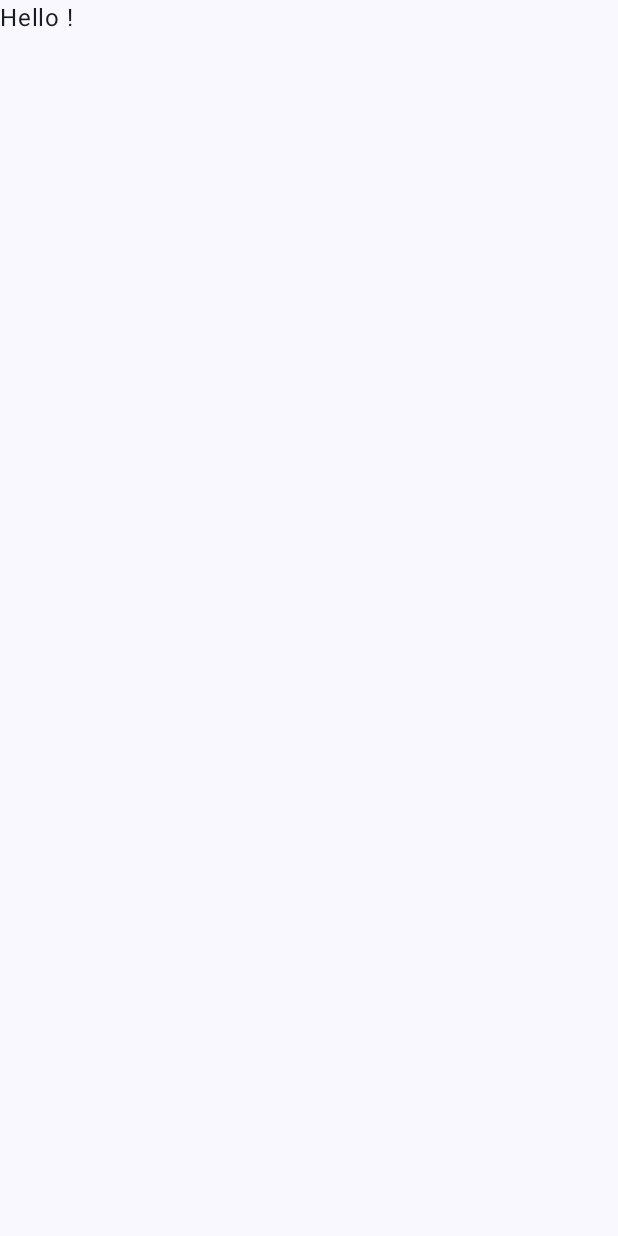
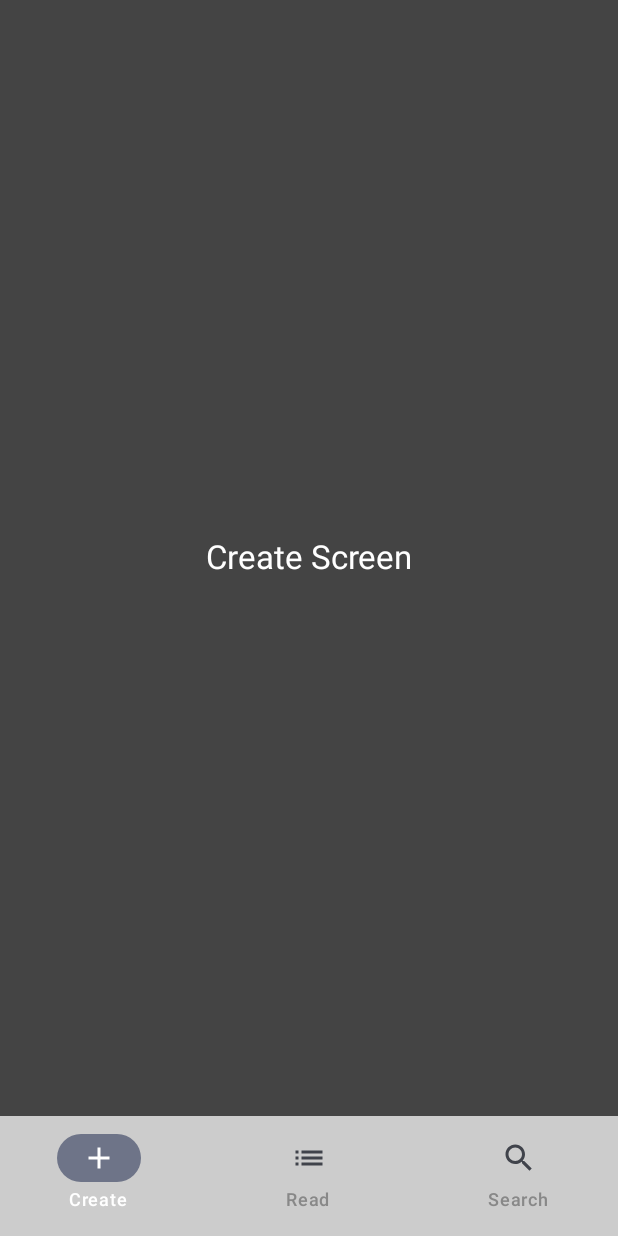
Before and after one commit to andpact/WiD-android, an Android app built with Jetpack Compose: the screen it shows after launch (MainActivity), on a phone screen of 412 x 824 dp. Before the commit the screen is almost empty. Run offline under Robolectric (Android 15) with nearby library versions, the phone set to English and light mode, and no system bars.

Commit message:
add navigation bar

```diff
--- a/app/src/main/java/andpact/project/wid/MainActivity.kt
+++ b/app/src/main/java/andpact/project/wid/MainActivity.kt
@@ -3,41 +3,146 @@ package andpact.project.wid
 import android.os.Bundle
 import androidx.activity.ComponentActivity
 import androidx.activity.compose.setContent
-import androidx.compose.foundation.layout.fillMaxSize
-import androidx.compose.material3.MaterialTheme
-import androidx.compose.material3.Surface
-import androidx.compose.material3.Text
-import androidx.compose.runtime.Composable
 import androidx.compose.ui.Modifier
 import androidx.compose.ui.tooling.preview.Preview
 import andpact.project.wid.ui.theme.WiDTheme
+import androidx.compose.foundation.background
+import androidx.compose.foundation.layout.*
+import androidx.compose.material.icons.Icons
+import androidx.compose.material.icons.filled.*
+import androidx.compose.material3.*
+import androidx.compose.runtime.*
+import androidx.compose.ui.Alignment
+import androidx.compose.ui.graphics.Color
+import androidx.compose.ui.graphics.vector.ImageVector
+import androidx.compose.ui.text.style.TextAlign
+import androidx.navigation.NavGraph.Companion.findStartDestination
+import androidx.navigation.NavHostController
+import androidx.navigation.compose.NavHost
+import androidx.navigation.compose.composable
+import androidx.navigation.compose.currentBackStackEntryAsState
+import androidx.navigation.compose.rememberNavController
 
 class MainActivity : ComponentActivity() {
     override fun onCreate(savedInstanceState: Bundle?) {
         super.onCreate(savedInstanceState)
         setContent {
-            WiDTheme {
-                // A surface container using the 'background' color from the theme
-                Surface(
-                    modifier = Modifier.fillMaxSize(),
-                    color = MaterialTheme.colorScheme.background
-                ) {
-                    default()
-                }
+            WiDMainScreen()
+        }
+    }
+}
+
+@Composable
+fun NavigationGraph(navController: NavHostController) {
+    NavHost(navController, startDestination = Destinations.WiDCreateScreen.route) {
+        composable(Destinations.WiDCreateScreen.route) {
+            WiDCreateScreen()
+        }
+        composable(Destinations.WiDReadScreen.route) {
+            WiDReadScreen()
+        }
+        composable(Destinations.WiDSearchScreen.route) {
+            WiDSearchScreen()
+        }
+    }
+}
+
+@Composable
+fun BottomBar(
+    navController: NavHostController, state: MutableState<Boolean>, modifier: Modifier = Modifier
+) {
+    val screens = listOf(
+        Destinations.WiDCreateScreen, Destinations.WiDReadScreen, Destinations.WiDSearchScreen
+    )
+
+    NavigationBar(
+        modifier = modifier,
+        containerColor = Color.LightGray,
+    ) {
+        val navBackStackEntry by navController.currentBackStackEntryAsState()
+        val currentRoute = navBackStackEntry?.destination?.route
+
+        screens.forEach { screen ->
+
+            NavigationBarItem(
+                label = {
+                    Text(text = screen.title!!)
+                },
+                icon = {
+                    Icon(imageVector = screen.icon!!, contentDescription = "")
+                },
+                selected = currentRoute == screen.route,
+                onClick = {
+                    navController.navigate(screen.route) {
+                        popUpTo(navController.graph.findStartDestination().id) {
+                            saveState = true
+                        }
+                        launchSingleTop = true
+                        restoreState = true
+                    }
+                },
+                colors = NavigationBarItemDefaults.colors(
+                    unselectedTextColor = Color.Gray, selectedTextColor = Color.White
+                ),
+            )
+        }
+    }
+
+}
+
+@Composable
+fun WiDMainScreen() {
+    WiDTheme() {
+        val navController: NavHostController = rememberNavController()
+//        val bottomBarHeight = 56.dp
+//        val bottomBarOffsetHeightPx = remember { mutableStateOf(0f) }
+
+        val buttonsVisible = remember { mutableStateOf(true) }
+
+        Scaffold(
+            bottomBar = {
+                BottomBar(
+                    navController = navController,
+                    state = buttonsVisible,
+                    modifier = Modifier
+                )
+            }) { paddingValues ->
+            Box(
+                modifier = Modifier.padding(paddingValues)
+            ) {
+                NavigationGraph(navController = navController)
             }
         }
     }
 }
 
-@Composable
-fun default() { // 예를 수정하면 될듯.
-    Text(text = "Hello !")
+sealed class Destinations(
+    val route: String,
+    val title: String? = null,
+    val icon: ImageVector? = null
+) {
+    object WiDCreateScreen : Destinations(
+        route = "wid_create_screen",
+        title = "Create",
+        icon = Icons.Filled.Add
+    )
+
+    object WiDReadScreen : Destinations(
+        route = "wid_read_screen",
+        title = "Read",
+        icon = Icons.Filled.List
+    )
+
+    object WiDSearchScreen : Destinations(
+        route = "wid_search_screen",
+        title = "Search",
+        icon = Icons.Filled.Search
+    )
+
 }
 
 @Preview(showBackground = true)
 @Composable
-fun DefaultPreview() {
-    WiDTheme {
-        default()
-    }
+fun WiDMainScreenPreview() {
+    WiDMainScreen()
 }
--- /dev/null
+++ b/app/src/main/java/andpact/project/wid/WiDCreateScreen.kt
@@ -0,0 +1,38 @@
+package andpact.project.wid
+
+import androidx.compose.foundation.background
+import androidx.compose.foundation.layout.Column
+import androidx.compose.foundation.layout.fillMaxSize
+import androidx.compose.foundation.layout.wrapContentSize
+import androidx.compose.material3.MaterialTheme
+import androidx.compose.material3.Text
+import androidx.compose.runtime.Composable
+import androidx.compose.ui.Alignment
+import androidx.compose.ui.Modifier
+import androidx.compose.ui.graphics.Color
+import androidx.compose.ui.text.style.TextAlign
+import androidx.compose.ui.tooling.preview.Preview
+
+@Composable
+fun WiDCreateScreen() {
+    Column(
+        modifier = Modifier
+            .fillMaxSize()
+            .background(color = Color.DarkGray)
+            .wrapContentSize(Alignment.Center)
+    ) {
+        Text(
+            text = "Create Screen",
+            style = MaterialTheme.typography.titleLarge,
+            color = Color.White,
+            modifier = Modifier.align(Alignment.CenterHorizontally),
+            textAlign = TextAlign.Center,
+        )
+    }
+}
+
+@Preview(showBackground = true)
+@Composable
+fun WiDCreateScreenPreview() {
+    WiDCreateScreen()
+}
--- a/app/src/main/res/values/strings.xml
+++ b/app/src/main/res/values/strings.xml
@@ -1,3 +1,5 @@
 <resources>
     <string name="app_name">WiD</string>
+
+    <string name="text_create">등록</string>
 </resources>
```
Also changed, not shown: app/build.gradle (+10 -8 lines), app/src/main/java/andpact/project/wid/WiDReadScreen.kt (added, +38 -0 lines), app/src/main/java/andpact/project/wid/WiDSearchScreen.kt (added, +38 -0 lines).
